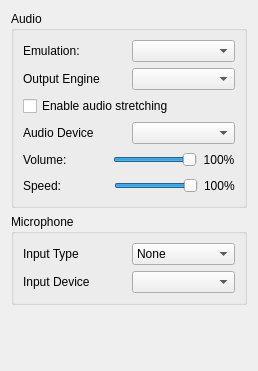
This is src/citra_qt/configuration/configure_audio.ui in tbsp/citra-valentin as Qt 5 draws it before an edit. The edited form follows.
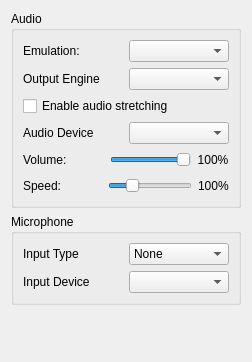
This is the edited form.

Commit message: fixes and allow up to 400% audio_speed

Patch:
```diff
--- a/src/citra_qt/configuration/configure_audio.ui
+++ b/src/citra_qt/configuration/configure_audio.ui
@@ -2,6 +2,14 @@
 <ui version="4.0">
  <class>ConfigureAudio</class>
  <widget class="QWidget" name="ConfigureAudio">
+  <property name="geometry">
+   <rect>
+    <x>0</x>
+    <y>0</y>
+    <width>252</width>
+    <height>362</height>
+   </rect>
+  </property>
   <layout class="QVBoxLayout">
    <item>
     <widget class="QGroupBox" name="groupBox">
@@ -151,7 +159,7 @@
         <item>
          <widget class="QSlider" name="speed_slider">
           <property name="maximum">
-           <number>100</number>
+           <number>400</number>
           </property>
           <property name="value">
            <number>100</number>
```
The commit also changes 4 other files.
